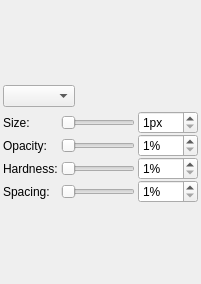
The window that src/client/ui/simplesettings.ui (drawpile/Drawpile) describes before a commit, drawn with Qt 5.
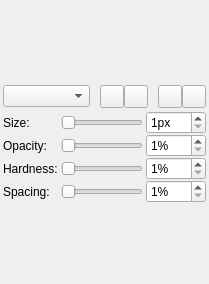
The same window after the commit. Icons and pictures are not drawn. Custom widgets are drawn as their Qt base class.

Commit message: Add and use GroupedToolButton widget

```diff
--- a/src/client/ui/simplesettings.ui
+++ b/src/client/ui/simplesettings.ui
@@ -6,7 +6,7 @@
    <rect>
     <x>0</x>
     <y>0</y>
-    <width>201</width>
+    <width>209</width>
     <height>284</height>
    </rect>
   </property>
@@ -57,20 +57,14 @@
       <number>0</number>
      </property>
      <item>
-      <widget class="QComboBox" name="blendmode"/>
-     </item>
-     <item>
-      <spacer name="horizontalSpacer">
-       <property name="orientation">
-        <enum>Qt::Horizontal</enum>
+      <widget class="QComboBox" name="blendmode">
+       <property name="sizePolicy">
+        <sizepolicy hsizetype="Expanding" vsizetype="Fixed">
+         <horstretch>0</horstretch>
+         <verstretch>0</verstretch>
+        </sizepolicy>
        </property>
-       <property name="sizeHint" stdset="0">
-        <size>
-         <width>40</width>
-         <height>20</height>
-        </size>
-       </property>
-      </spacer>
+      </widget>
      </item>
      <item>
       <widget class="QWidget" name="widget_2" native="true">
@@ -111,8 +105,8 @@
           <property name="autoExclusive">
            <bool>true</bool>
           </property>
-          <property name="autoRaise">
-           <bool>true</bool>
+          <property name="groupPosition">
+           <enum>GroupedToolButton::GroupLeft</enum>
           </property>
          </widget>
         </item>
@@ -131,8 +125,8 @@
           <property name="autoExclusive">
            <bool>true</bool>
           </property>
-          <property name="autoRaise">
-           <bool>true</bool>
+          <property name="groupPosition">
+           <enum>GroupedToolButton::GroupRight</enum>
           </property>
          </widget>
         </item>
@@ -178,8 +172,8 @@
           <property name="autoExclusive">
            <bool>true</bool>
           </property>
-          <property name="autoRaise">
-           <bool>true</bool>
+          <property name="groupPosition">
+           <enum>GroupedToolButton::GroupLeft</enum>
           </property>
          </widget>
         </item>
@@ -198,8 +192,8 @@
           <property name="autoExclusive">
            <bool>true</bool>
           </property>
-          <property name="autoRaise">
-           <bool>true</bool>
+          <property name="groupPosition">
+           <enum>GroupedToolButton::GroupRight</enum>
           </property>
          </widget>
         </item>
@@ -372,6 +366,11 @@
    <header>widgets/brushpreview.h</header>
    <container>1</container>
   </customwidget>
+  <customwidget>
+   <class>GroupedToolButton</class>
+   <extends>QToolButton</extends>
+   <header>widgets/groupedtoolbutton.h</header>
+  </customwidget>
  </customwidgets>
  <resources>
   <include location="icons/builtin/builtin.qrc"/>
```
Left out of the diff: 8 changed lines with no effect on the pictures. The commit also changes 17 other files.
